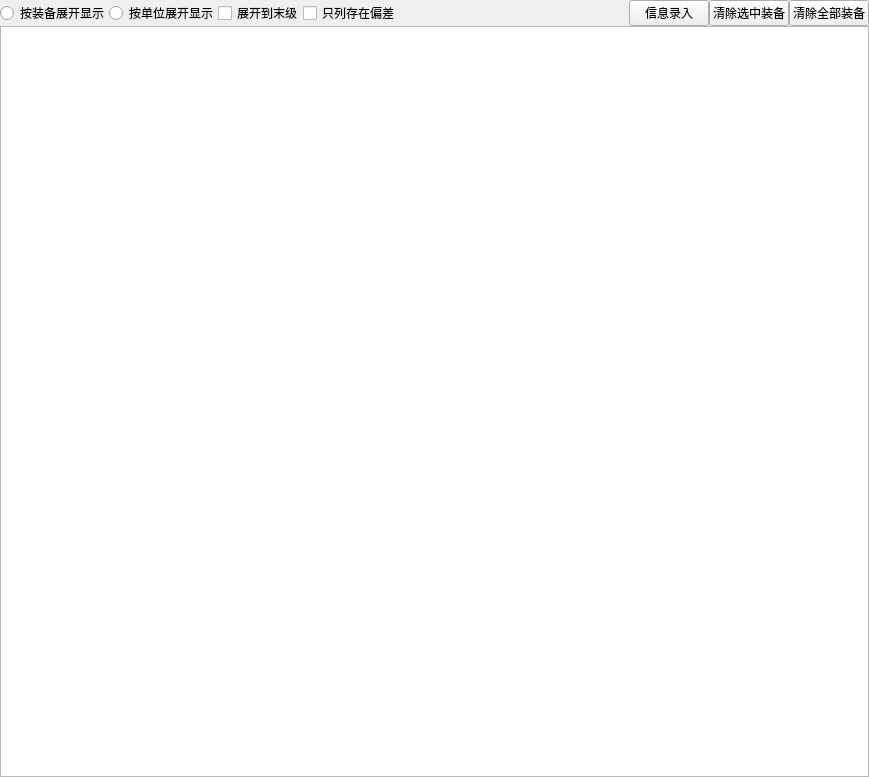
This is widgets/strengthDisturb/inquiry_result.ui in Belos10/Equip as Qt 5 draws it before an edit. The edited form follows.
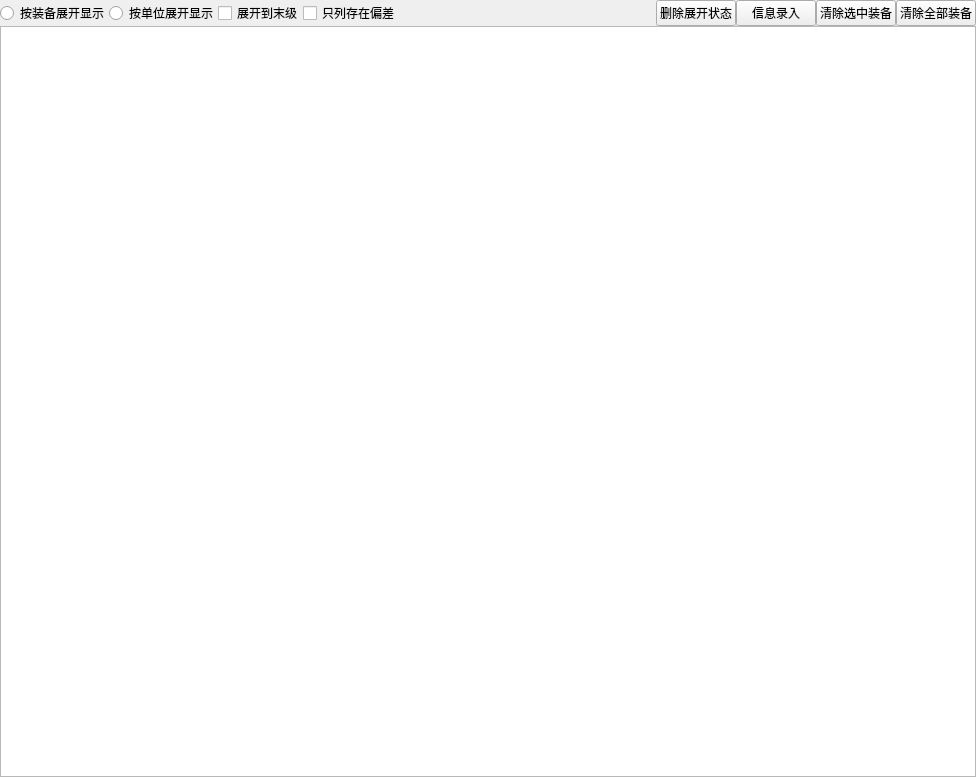
This is the edited form.

Diff of the .ui file:
```diff
--- a/widgets/strengthDisturb/inquiry_result.ui
+++ b/widgets/strengthDisturb/inquiry_result.ui
@@ -6,7 +6,7 @@
    <rect>
     <x>0</x>
     <y>0</y>
-    <width>869</width>
+    <width>976</width>
     <height>777</height>
    </rect>
   </property>
@@ -93,6 +93,13 @@
           </property>
          </spacer>
         </item>
+        <item>
+         <widget class="QPushButton" name="pb_delState">
+          <property name="text">
+           <string>删除展开状态</string>
+          </property>
+         </widget>
+        </item>
         <item>
          <widget class="QPushButton" name="pb_insert">
           <property name="text">
```
